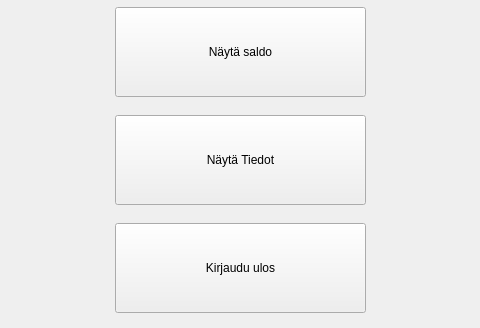
First picture: the form in frontend/asiakaswindow.ui, repository 22kmo-project/group_6, before the edit; both pictures show x 140 to 620 and y 272 to 600 of the 800 by 600 pixel window.
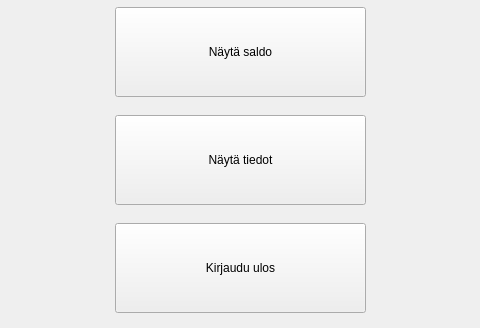
Second picture: the form after the edit.

The edit to the form file:
```diff
--- a/frontend/asiakaswindow.ui
+++ b/frontend/asiakaswindow.ui
@@ -128,7 +128,7 @@
     </size>
    </property>
    <property name="text">
-    <string>Näytä Tiedot</string>
+    <string>Näytä tiedot</string>
    </property>
   </widget>
   <widget class="QPushButton" name="btnLogout">
```
